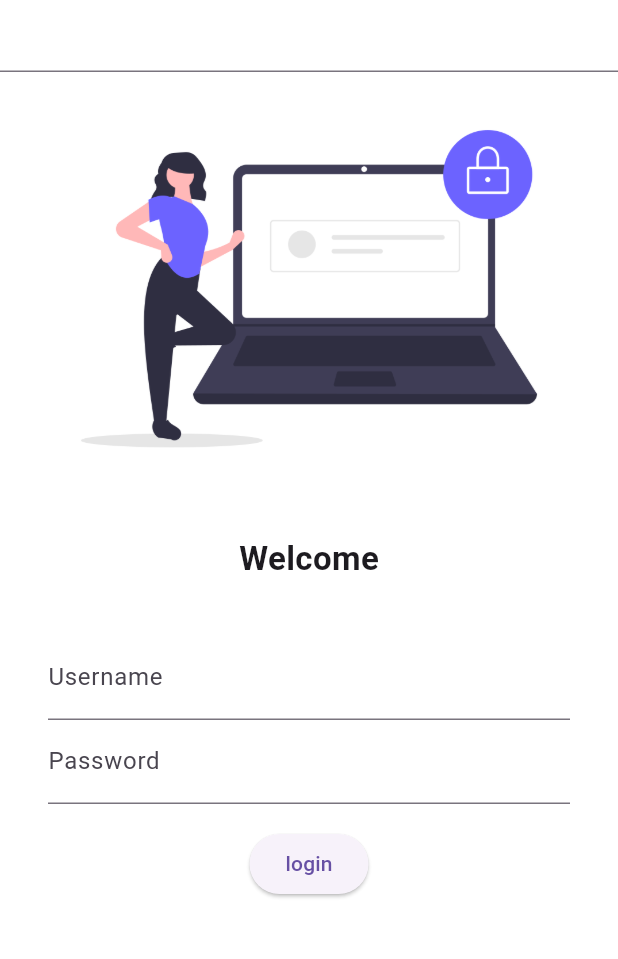
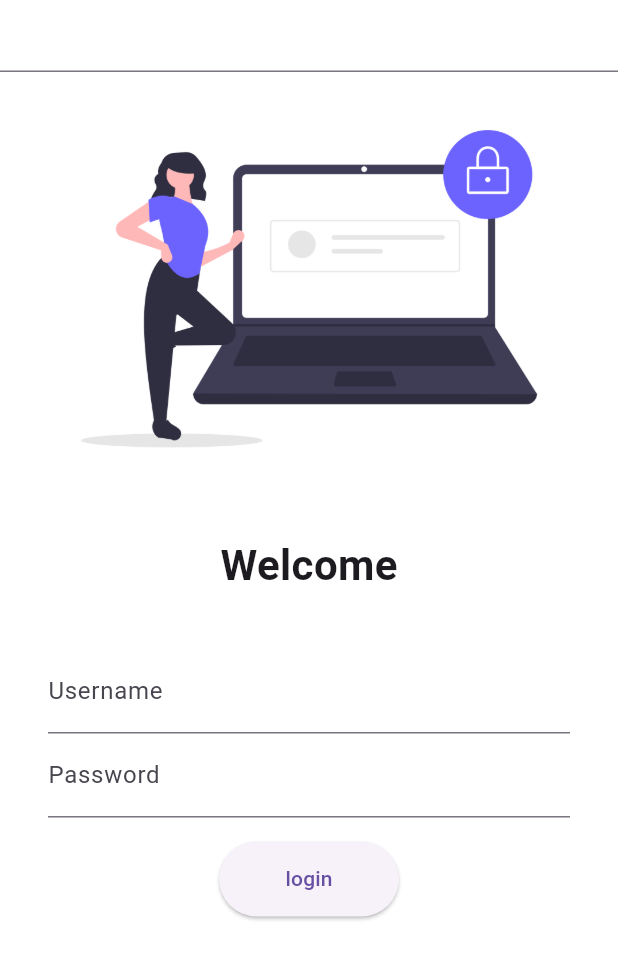
Before and after one commit to abdshk44/learningflutter, a Flutter app: the screen it shows after launch, on a phone screen of 412 x 824 dp. Shown: the top 959 px of the screen. Run offline on Flutter 3.47's test engine with Material 3 defaults, Android fonts, the phone set to English and light mode, and no system bars.

Commit message:
day 5 completed

```diff
--- a/lib/main.dart
+++ b/lib/main.dart
@@ -1,6 +1,7 @@
 import 'package:flutter/material.dart';
 import 'package:flutter_catalog/pages/home_page.dart';
 import 'package:flutter_catalog/pages/login_page.dart';
+import 'package:flutter_catalog/utils/routes.dart';
 
 
 void main (){
@@ -17,14 +18,16 @@ class MyApp extends StatelessWidget {
       themeMode: ThemeMode.light,
       theme: ThemeData(
         primarySwatch:Colors.deepPurple),
+        debugShowCheckedModeBanner: false,
       darkTheme: ThemeData(
         brightness:Brightness.dark),
 
       initialRoute: "/",
       routes: {
         "/" : (context) => loginpage(),
-        "/home" : (context) => HomePage(),
-        "/login" : (context) => loginpage()
+        MyRoutes.homerouts : (context) => HomePage(),
+        MyRoutes.longinrouts : (context) => loginpage()
+
 
       },
     );
--- a/lib/pages/login_page.dart
+++ b/lib/pages/login_page.dart
@@ -1,4 +1,5 @@
 import 'package:flutter/material.dart';
+import 'package:flutter_catalog/utils/routes.dart';
 
 class loginpage extends StatelessWidget {
   @override
@@ -6,6 +7,7 @@ class loginpage extends StatelessWidget {
     return Material(
       color: Colors.white,
 
+      child: SingleChildScrollView(
         child: Column(
           children: [
             TextField(),
@@ -21,7 +23,7 @@ class loginpage extends StatelessWidget {
 
             Text(
               "Welcome",
-             style: TextStyle(fontSize: 22 ,
+               style: TextStyle(fontSize: 28 ,
                 fontWeight: FontWeight.bold),
                 ),
                 SizedBox(
@@ -43,13 +45,14 @@ class loginpage extends StatelessWidget {
             ),
 
             ElevatedButton(child: Text ("login"),
-          style: TextButton.styleFrom(),
+            style: TextButton.styleFrom( minimumSize: Size(120, 50)),
             onPressed: () {
-            print("codepur");
+              Navigator. pushNamed(context, MyRoutes.homerouts);
             },
             )
           ],
         ),
+      ),
     );
   }
 }
--- /dev/null
+++ b/lib/utils/routes.dart
@@ -0,0 +1,4 @@
+class MyRoutes {
+static String longinrouts = "/login";
+static String homerouts = "/home";
+}
```
Lines whose indentation alone changed are shown as unchanged.
